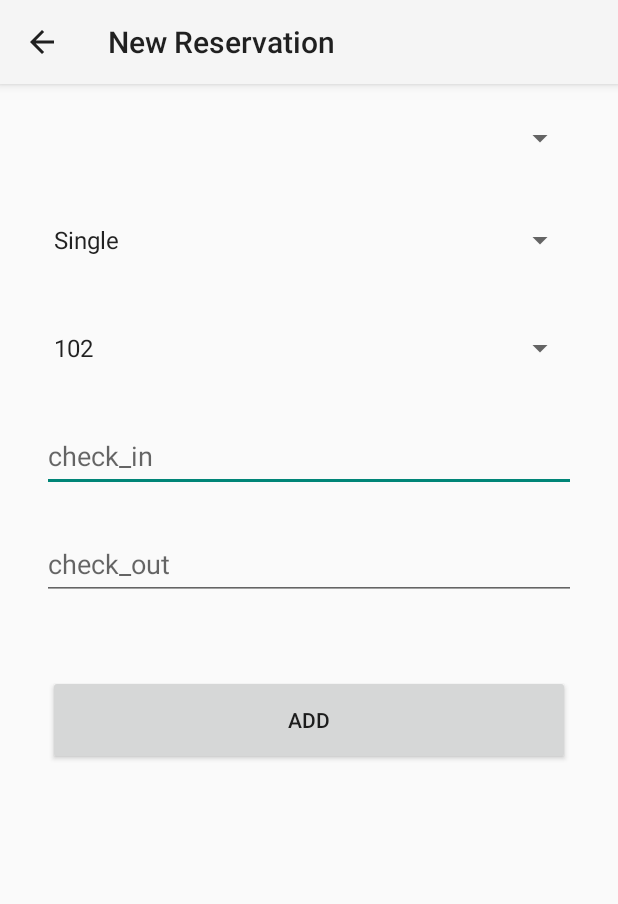
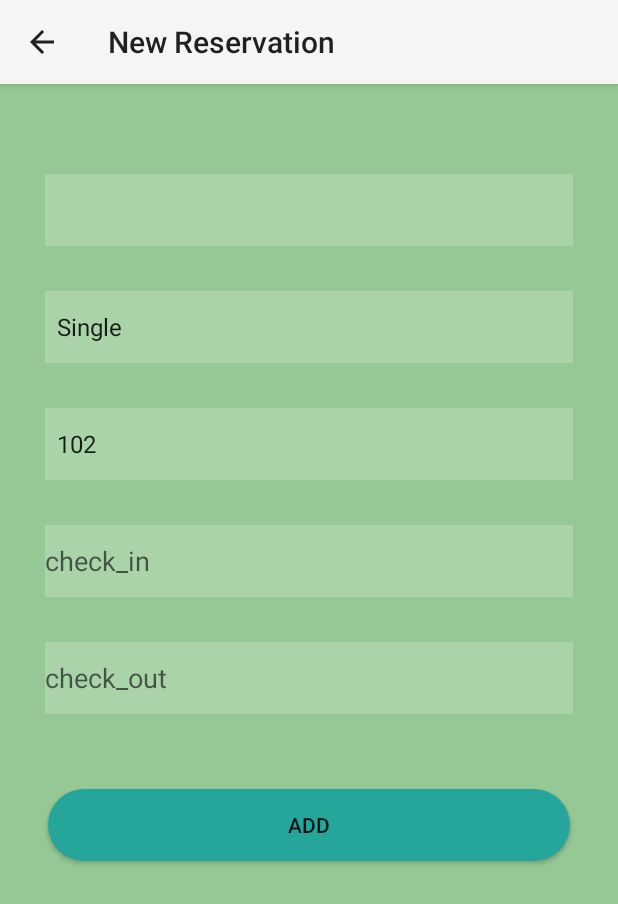
Before and after one commit to ouha1001/Hotel_APP, an Android app: the NewReservation screen opened directly, with no data from a screen before it, on a phone screen of 412 x 824 dp. Shown: the top 904 px of the screen. Run offline under Robolectric (Android 15) with nearby library versions, the light colour scheme and no system bars.

Commit message:
استغفر الله

```diff
--- a/app/src/main/res/layout/activity_main.xml
+++ b/app/src/main/res/layout/activity_main.xml
@@ -27,6 +27,7 @@
 
     <EditText
         android:id="@+id/user_name"
+        android:maxLines="1"
         android:layout_width="match_parent"
         android:layout_height="wrap_content"
         android:layout_below="@+id/signin"
@@ -47,6 +48,7 @@
 
     <EditText
         android:id="@+id/password"
+        android:maxLines="1"
         android:layout_width="match_parent"
         android:layout_height="wrap_content"
         android:layout_below="@+id/user_name"
--- a/app/src/main/res/layout/activity_new_reservation.xml
+++ b/app/src/main/res/layout/activity_new_reservation.xml
@@ -4,67 +4,64 @@
     xmlns:tools="http://schemas.android.com/tools"
     android:layout_width="match_parent"
     android:layout_height="match_parent"
-    tools:context=".NewReservation">
+    tools:context=".NewReservation"
+    android:background="@color/colorGreen"
+    android:paddingTop="30dp">
+
+
+
+    <Spinner
+        android:id="@+id/id_Kund"
+        android:layout_width="match_parent"
+        android:layout_height="wrap_content"
+        android:layout_margin="30dp"
+        android:minHeight="48dp"
+        android:background="#30ffffff"
+        app:layout_constraintBottom_toTopOf="@+id/id_typeroom"
+        app:layout_constraintEnd_toEndOf="parent"
+        app:layout_constraintHorizontal_bias="0.5"
+        app:layout_constraintStart_toStartOf="parent"
+        app:layout_constraintTop_toTopOf="parent"
+        tools:ignore="MissingConstraints" />
+
+
 
     <Spinner
         android:id="@+id/id_typeroom"
-        android:layout_width="356dp"
+        android:layout_width="match_parent"
         android:layout_height="wrap_content"
-        android:layout_marginStart="24dp"
-        android:layout_marginTop="80dp"
-        android:layout_marginEnd="24dp"
-        android:ems="10"
-        android:hint="customer_id"
+        android:layout_margin="30dp"
+        android:background="#30ffffff"
+        android:hint="@string/customer_id"
         android:minHeight="48dp"
         app:layout_constraintEnd_toEndOf="parent"
         app:layout_constraintHorizontal_bias="0.5"
         app:layout_constraintStart_toStartOf="parent"
-        app:layout_constraintTop_toTopOf="parent" />
+        app:layout_constraintTop_toBottomOf="@+id/id_Kund" />
 
     <Spinner
         android:id="@+id/id_room"
-        android:layout_width="356dp"
-        android:layout_height="48dp"
-        android:layout_marginTop="24dp"
-        android:ems="10"
-        android:hint="room_id"
+        android:layout_width="match_parent"
+        android:layout_height="wrap_content"
+        android:layout_margin="30dp"
+        android:hint="@string/room_id"
+        android:background="#30ffffff"
+        android:minHeight="48dp"
         app:layout_constraintEnd_toEndOf="parent"
         app:layout_constraintHorizontal_bias="0.5"
         app:layout_constraintStart_toStartOf="parent"
         app:layout_constraintTop_toBottomOf="@+id/id_typeroom" />
 
-    <LinearLayout
-        android:layout_width="356dp"
-        android:layout_height="wrap_content"
-        android:layout_marginStart="24dp"
-        android:layout_marginEnd="24dp"
-        android:ems="10"
-        app:layout_constraintEnd_toEndOf="parent"
-        app:layout_constraintHorizontal_bias="0.5"
-        app:layout_constraintStart_toStartOf="parent"
-        tools:ignore="MissingConstraints">
 
-        <Spinner
-            android:id="@+id/id_Kund"
-            android:layout_width="match_parent"
-            android:layout_height="wrap_content"
-            android:layout_marginTop="24dp"
-            android:ems="10"
-            app:layout_constraintEnd_toEndOf="parent"
-            app:layout_constraintHorizontal_bias="0.5"
-            app:layout_constraintStart_toStartOf="parent" />
-
-    </LinearLayout>
 
     <EditText
         android:id="@+id/checkin"
-        android:layout_width="356dp"
+        android:layout_width="match_parent"
         android:layout_height="wrap_content"
-        android:layout_marginStart="16dp"
-        android:layout_marginTop="24dp"
-        android:layout_marginEnd="16dp"
+        android:layout_margin="30dp"
         android:ems="10"
-        android:hint="check_in"
+        android:hint="@string/check_in"
+        android:background="#30ffffff"
         android:minHeight="48dp"
         app:layout_constraintEnd_toEndOf="parent"
         app:layout_constraintHorizontal_bias="0.5"
@@ -73,27 +70,27 @@
 
     <EditText
         android:id="@+id/checkout"
-        android:layout_width="356dp"
+        android:layout_width="match_parent"
         android:layout_height="wrap_content"
-        android:layout_marginStart="16dp"
-        android:layout_marginTop="24dp"
-        android:layout_marginEnd="16dp"
+        android:layout_margin="30dp"
         android:ems="10"
-        android:hint="check_out"
+        android:background="#30ffffff"
+        android:hint="@string/check_out"
         android:minHeight="48dp"
         app:layout_constraintEnd_toEndOf="parent"
         app:layout_constraintHorizontal_bias="0.5"
         app:layout_constraintStart_toStartOf="parent"
         app:layout_constraintTop_toBottomOf="@+id/checkin" />
 
-    <Button
+    <androidx.appcompat.widget.AppCompatButton
         android:id="@+id/add_reservation"
         android:layout_width="match_parent"
-        android:layout_height="60sp"
+        android:layout_height="wrap_content"
         android:layout_marginStart="32dp"
         android:layout_marginTop="50dp"
         android:layout_marginEnd="32dp"
         android:text="ADD"
+        android:background="@drawable/button"
         android:textAlignment="center"
         app:layout_constraintEnd_toEndOf="parent"
         app:layout_constraintHorizontal_bias="0.5"
--- a/app/src/main/res/values/strings.xml
+++ b/app/src/main/res/values/strings.xml
@@ -29,5 +29,9 @@
     <string name="username">Username</string>
     <string name="nachname">Nachname</string>
     <string name="geburtsdatum">Geburtsdatum</string>
+    <string name="customer_id">customer_id</string>
+    <string name="room_id">room_id</string>
+    <string name="check_in">check_in</string>
+    <string name="check_out">check_out</string>
 
 </resources>
```
Also changed, not shown: app/src/main/java/com/example/hotelapp/Database.java (+5 -2 lines), app/src/main/java/com/example/hotelapp/NewReservation.java (+93 -9 lines).
